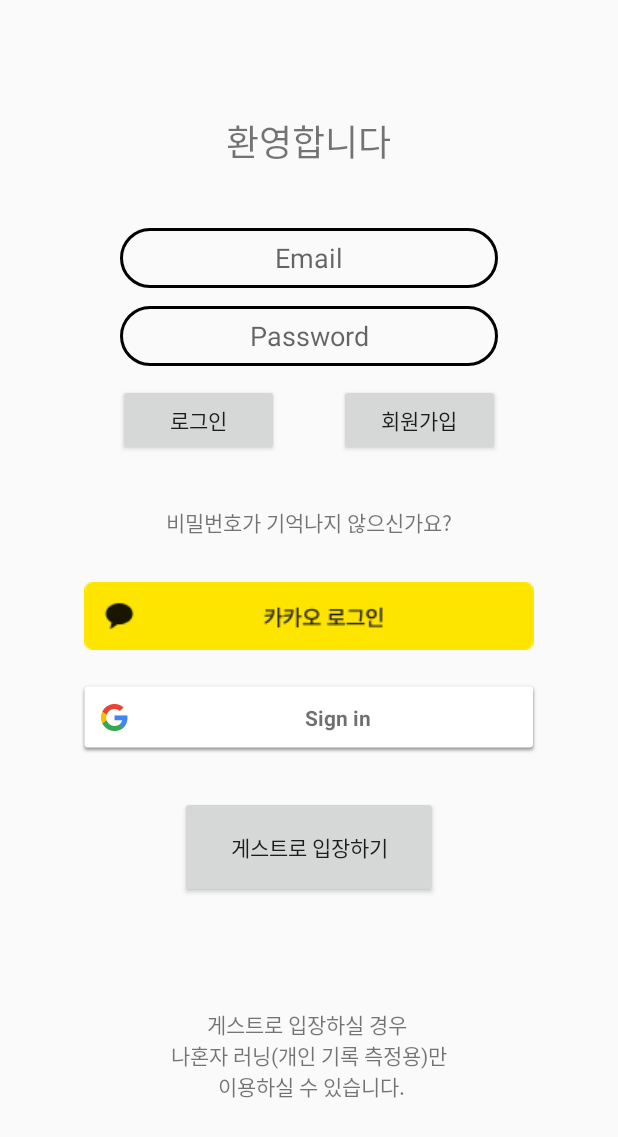
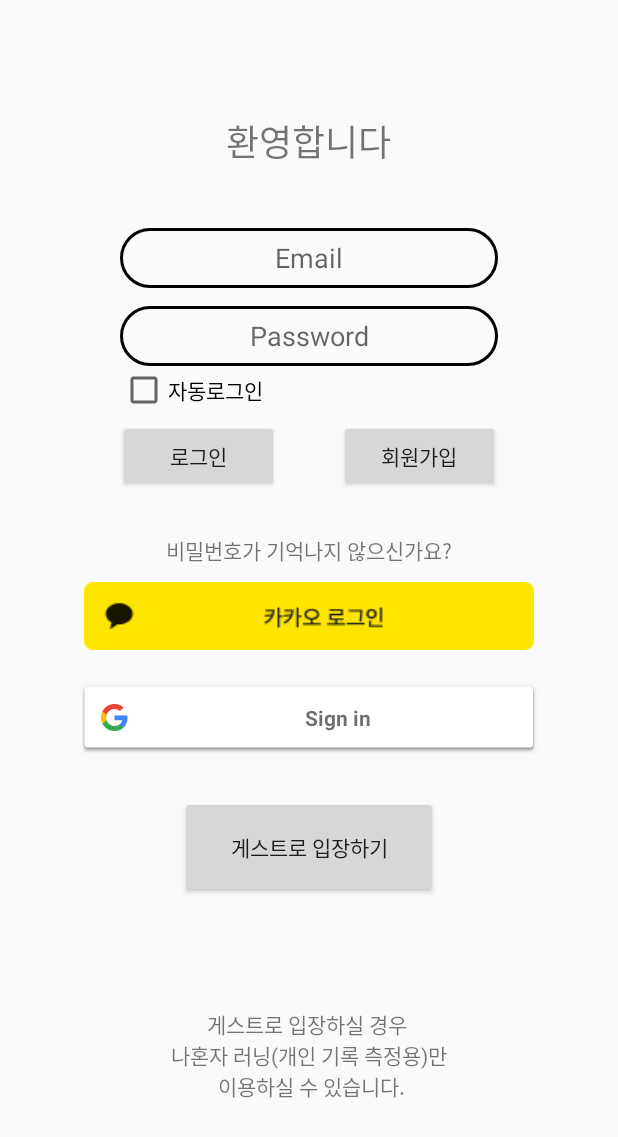
Before and after one commit to HaengSu/App_Running, an Android app: the fragment FragmentLogin shown on its own in the app's theme, on a phone screen of 412 x 824 dp. Shown: the top 1137 px of the screen. Run offline under Robolectric (Android 15) with nearby library versions, the phone set to English and light mode, and no system bars; our stand-ins replace Firebase (no records; nobody signed in at launch, a user with empty details on screens opened directly); libraries missing offline, so code that uses them is left out: com.kakao.sdk; 2 statements that could not run were skipped.

Commit message:
MVVM패턴, 자동로그인 기능 구현중

```diff
--- a/app/build.gradle
+++ b/app/build.gradle
@@ -64,4 +64,8 @@ dependencies {
 
 //    카카오톡 SDK
     implementation "com.kakao.sdk:v2-user:2.8.6" // 카카오 로그인
+
+//    뷰모델, 라이브 데이타
+    implementation "androidx.lifecycle:lifecycle-viewmodel-ktx:2.5.0-alpha01"
+    implementation "androidx.lifecycle:lifecycle-livedata-ktx:2.5.0-alpha01"
 }
--- /dev/null
+++ b/app/src/main/java/org/techtown/app_running/RunRepository.kt
@@ -0,0 +1,5 @@
+package org.techtown.app_running
+
+class RunRepository {
+
+}
--- a/app/src/main/java/org/techtown/app_running/view/fragment/FragmentLogin.kt
+++ b/app/src/main/java/org/techtown/app_running/view/fragment/FragmentLogin.kt
@@ -1,8 +1,10 @@
 package org.techtown.app_running.view.fragment
 
+import android.app.Activity.MODE_PRIVATE
 import android.app.Activity.RESULT_OK
 import android.content.Context
 import android.content.Intent
+import android.content.SharedPreferences
 import android.os.Bundle
 import android.os.Handler
 import android.os.Looper
@@ -103,16 +105,21 @@ class FragmentLogin : Fragment(), View.OnClickListener {
         binding.findPassword.setOnClickListener(this)
         binding.google.setOnClickListener(this)
         binding.kakao.setOnClickListener(this)
+        binding.guestLogin.setOnClickListener(this)
+        binding.saveEamil.setOnClickListener(this)
+
+
     }
 
 
     override fun onClick(p0: View?) {
         when (p0?.id) {
-            //회원가입 버튼
+//            회원가입 버튼
             binding.signUp.id -> {
                 navController.navigate(R.id.action_fragmentLogin_to_fragmentSignUp)
             }
-            //로그인 버튼
+
+//            기본 로그인 버튼
             binding.login.id -> {
                 var email = binding.email.text.toString()
                 var password = binding.password.text.toString()
@@ -126,10 +133,7 @@ class FragmentLogin : Fragment(), View.OnClickListener {
                                     mContext, "${email}님 반갑습니다", Toast.LENGTH_SHORT
                                 ).show()
                                 startLoding()
-
                                 val user = auth.currentUser
-//                                updateUI(user)
-
                             } else {
                                 Log.d(TAG, "signInWithEmail: false ")
                                 Toast.makeText(
@@ -148,15 +152,17 @@ class FragmentLogin : Fragment(), View.OnClickListener {
                         ).show()
                 }
             }
-            //비밀번호 찾기
+
+//            비밀번호 찾기
             binding.findPassword.id -> {
                 var dialog = CustomDialog(mContext)
                 dialog.showDialog()
             }
-            //구글회원가입
+//            구글로그인
             binding.google.id -> {
                 createIntent()
             }
+//            카카오 로그인
             binding.kakao.id -> {
 
                 //카카오톡으로 로그인 할 수 없어 카카오계정으로 로그인할 경우 사용됨
@@ -180,7 +186,10 @@ class FragmentLogin : Fragment(), View.OnClickListener {
                             }
 
                             // 카카오톡에 연결된 카카오계정이 없는 경우, 카카오계정으로 로그인 시도
-                            UserApiClient.instance.loginWithKakaoAccount(mContext, callback = callback)
+                            UserApiClient.instance.loginWithKakaoAccount(
+                                mContext,
+                                callback = callback
+                            )
                         } else if (token != null) {
                             Log.i(TAG, "카카오톡으로 로그인 성공 ${token.accessToken}")
                             startLoding()
@@ -190,7 +199,53 @@ class FragmentLogin : Fragment(), View.OnClickListener {
                     UserApiClient.instance.loginWithKakaoAccount(mContext, callback = callback)
                 }
             }
+//            게스트 로그인
+            binding.guestLogin.id -> {
+                val user = auth.currentUser
+                var userId: String
+
+                if (user != null) { // 이미 가입한 회원인 경우
+                    userId = user.uid // uid를 가져온다.
+                    Log.d(TAG, "게스트 로그인 : 이미 가입한 회원")
+                    startLoding()
+                } else {
+                    auth.signInAnonymously() // 익명으로 가입한다.
+                        .addOnCompleteListener(mContext) { task ->
+                            if (task.isSuccessful) { // 가입 성공한 경우
+                                userId = auth.currentUser!!.uid
+                                Log.d(TAG, "onClick: 게스트 입장한다~")
+                                startLoding()
+                            } else {
+                                // 가입 실패한 경우
+                                Log.d(TAG, "게스트 로그인: 게스트 입장 실패")
+                            }
+                        }
+                }
+            }
+//            자동로그인
+            binding.saveEamil.id -> {
+                if (binding.saveEamil.isChecked) {
+                    var id = binding.email.text.toString()
+                    var ps = binding.password.text.toString()
+
+                    saveData(id,ps)
+                } else {
+                    //지움
+                }
+
+            }
         }
+    }
+
+    fun saveData(email: String, ps: String) {
+        val prefs = mContext.getSharedPreferences("userProfile", MODE_PRIVATE)
+        val editor: SharedPreferences.Editor = prefs.edit()
+        editor.putString("email", email)
+        Log.d(TAG, "saveData: email = ${prefs.getString("email", "").toString()}")
+
+        editor.putString("password", ps)
+        Log.d(TAG, "saveData: email = ${prefs.getString("password", "").toString()}")
+        editor.commit()
     }
 
     fun createIntent() {
--- a/app/src/main/res/layout/fragment_login.xml
+++ b/app/src/main/res/layout/fragment_login.xml
@@ -9,9 +9,9 @@
         android:id="@+id/loginRoot"
         android:layout_width="match_parent"
         android:layout_height="match_parent"
-        android:visibility="visible"
-        >
-<!--        tools:visibility="gone">-->
+        android:visibility="visible">
+
+
 
         <TextView
             android:id="@+id/textView"
@@ -63,20 +63,20 @@
             android:layout_width="107dp"
             android:layout_height="wrap_content"
             android:layout_marginStart="80dp"
-            android:layout_marginTop="12dp"
+            android:layout_marginTop="4dp"
             android:layout_marginEnd="20dp"
             android:text="로그인"
             app:layout_constraintEnd_toStartOf="@+id/signUp"
             app:layout_constraintHorizontal_bias="0.058"
             app:layout_constraintStart_toStartOf="parent"
-            app:layout_constraintTop_toBottomOf="@+id/password" />
+            app:layout_constraintTop_toBottomOf="@+id/saveEamil" />
 
         <Button
             android:id="@+id/signUp"
             android:layout_width="107dp"
             android:layout_height="wrap_content"
             android:layout_marginStart="20dp"
-            android:layout_marginTop="12dp"
+            android:layout_marginTop="36dp"
             android:layout_marginEnd="80dp"
             android:text="회원가입"
             app:layout_constraintEnd_toEndOf="parent"
@@ -92,7 +92,7 @@
             app:layout_constraintEnd_toEndOf="parent"
             app:layout_constraintStart_toStartOf="parent"
             app:layout_constraintTop_toBottomOf="@+id/password"
-            app:layout_constraintVertical_bias="0.167" />
+            app:layout_constraintVertical_bias="0.201" />
 
         <ImageView
             android:id="@+id/kakao"
@@ -147,6 +147,15 @@
             app:layout_constraintStart_toStartOf="parent"
             app:layout_constraintTop_toBottomOf="@+id/guestLogin" />
 
+        <CheckBox
+            android:id="@+id/saveEamil"
+            android:layout_width="wrap_content"
+            android:layout_height="wrap_content"
+            android:layout_marginStart="80dp"
+            android:text="자동로그인"
+            app:layout_constraintStart_toStartOf="parent"
+            app:layout_constraintTop_toBottomOf="@+id/password" />
+
 
     </androidx.constraintlayout.widget.ConstraintLayout>
 
```
Also changed, not shown: app/src/main/java/org/techtown/app_running/model/LoginSharedPreferences.kt (added, +40 -0 lines), app/src/main/java/org/techtown/app_running/view_model/RunViewModel.kt (added, +32 -0 lines), app/src/main/res/values/strings.xml (+9 -0 lines).
